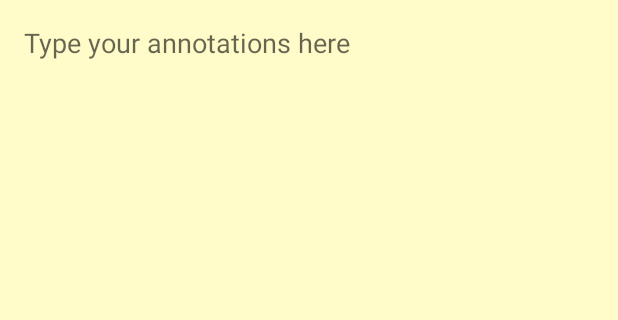
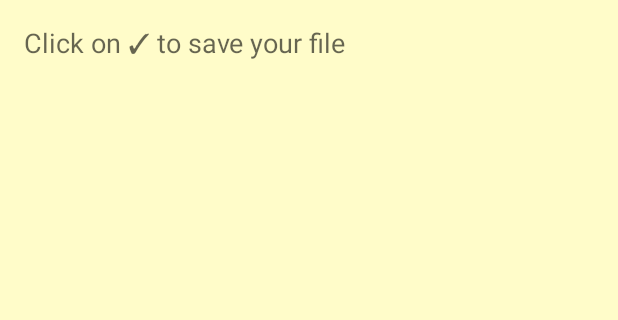
Before and after one commit to LeonardoRick/my-annotations, an Android app: the screen it shows after launch (MainActivity), after a tap on an icon or button, on a phone screen of 412 x 824 dp, the part 240-560 px from its top. Run offline under Robolectric (Android 15) with nearby library versions, the light colour scheme and no system bars.

Commit message:
Save user text data on Shared Preferences

```diff
--- /dev/null
+++ b/app/src/main/java/com/example/my_annotations/AnnotationPreferences.java
@@ -0,0 +1,41 @@
+package com.example.my_annotations;
+
+import android.content.Context;
+import android.content.SharedPreferences;
+
+public class AnnotationPreferences {
+
+    private Context context;
+    private SharedPreferences preferences;
+
+    private SharedPreferences.Editor editor;
+
+    private final String FILE_NAME = "annotation.preferences";
+
+    public AnnotationPreferences(Context c) {
+        this.context = c;
+        preferences = this.context.getSharedPreferences(FILE_NAME, 0);
+        editor = preferences.edit();
+    }
+
+    /**
+     * Recovering user data if he saved something os Preferences
+     *
+     * @param key to save on Preferences
+     * @param value that will be saved on the specified key
+     */
+    public void saveAnnotation(String key, String value) {
+        editor.putString(key, value);
+        editor.commit();
+    }
+
+    /**
+     * Recovering user data if he saved something os Preferences
+     *
+     * @param key that was saved before on user Preferences
+     * @return String text recovered
+     */
+    public String recoverAnotation(String key) {
+        return preferences.getString(key, "");
+    }
+}
--- a/app/src/main/java/com/example/my_annotations/MainActivity.java
+++ b/app/src/main/java/com/example/my_annotations/MainActivity.java
@@ -1,24 +1,44 @@
 package com.example.my_annotations;
 
 import android.os.Bundle;
+import android.util.Log;
 import android.view.View;
+import android.widget.EditText;
 
 import com.google.android.material.floatingactionbutton.FloatingActionButton;
+import com.google.android.material.snackbar.Snackbar;
 
 import androidx.appcompat.app.AppCompatActivity;
 
 public class MainActivity extends AppCompatActivity {
 
+    private AnnotationPreferences preferences;
+    private EditText editText;
+    private final String TEXT_KEY = "text";
     @Override
     protected void onCreate(Bundle savedInstanceState) {
         super.onCreate(savedInstanceState);
         setContentView(R.layout.activity_main);
 
+        editText = findViewById(R.id.editTextTextMultiline);
+        preferences = new AnnotationPreferences(getApplicationContext());
+
+        // recovering previous text
+        final String anotation = preferences.recoverAnotation(TEXT_KEY);
+        editText.setText(anotation);
+
+        // Saving text on Shared Preferences
         FloatingActionButton fab = findViewById(R.id.fab);
         fab.setOnClickListener(new View.OnClickListener() {
+
             @Override
             public void onClick(View v) {
-
+                String text = editText.getText().toString();
+                // Save file only if its different of the last saved
+                if(!text.equals(preferences.recoverAnotation(TEXT_KEY))) {
+                    preferences.saveAnnotation(TEXT_KEY, text);
+                    Snackbar.make(v, "Text Saved!", Snackbar.LENGTH_LONG).show();
+                }
             }
         });
     }
--- a/app/src/main/res/layout/activity_main.xml
+++ b/app/src/main/res/layout/activity_main.xml
@@ -1,9 +1,6 @@
 <?xml version="1.0" encoding="utf-8"?>
 <androidx.constraintlayout.widget.ConstraintLayout xmlns:android="http://schemas.android.com/apk/res/android"
     xmlns:app="http://schemas.android.com/apk/res-auto"
-    xmlns:tools="http://schemas.android.com/tools"
-
-
     android:layout_width="match_parent"
     android:layout_height="match_parent">
 
@@ -33,13 +30,13 @@
         app:layout_constraintEnd_toEndOf="parent" />
 
     <EditText
-        android:id="@+id/editTextTextMultiLine3"
+        android:id="@+id/editTextTextMultiline"
         android:layout_width="0dp"
         android:layout_height="0dp"
         android:background="@color/blockBackground"
         android:ems="10"
         android:gravity="start|top"
-        android:hint="Type your annotations here"
+        android:hint="@string/hint_text"
         android:inputType="textMultiLine"
         android:padding="16dp"
         android:singleLine="false"
--- a/app/src/main/res/values/strings.xml
+++ b/app/src/main/res/values/strings.xml
@@ -1,3 +1,4 @@
 <resources>
     <string name="app_name">My Annotations</string>
+    <string name="hint_text">Click on ✓ to save your file</string>
 </resources>
```
